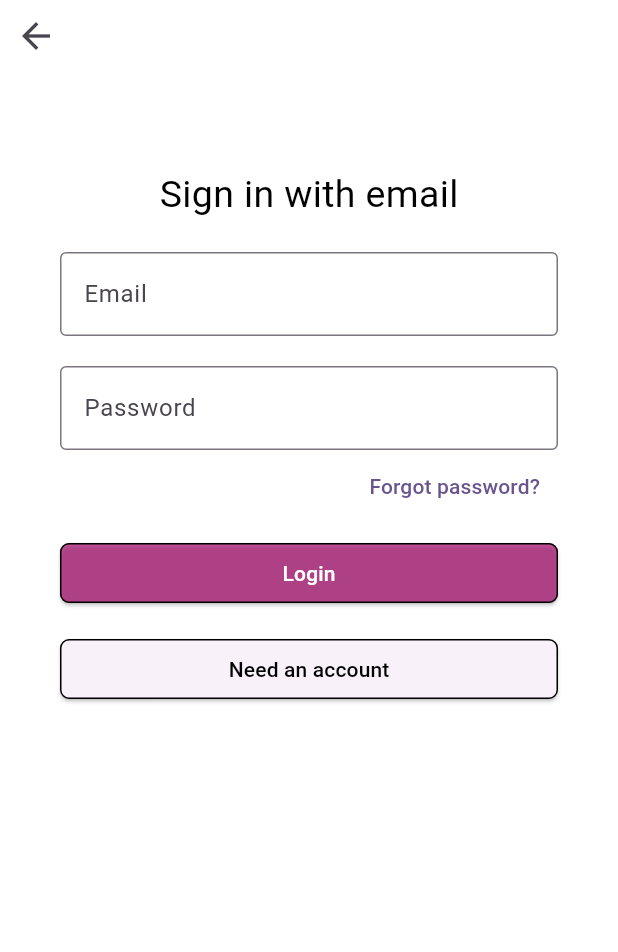
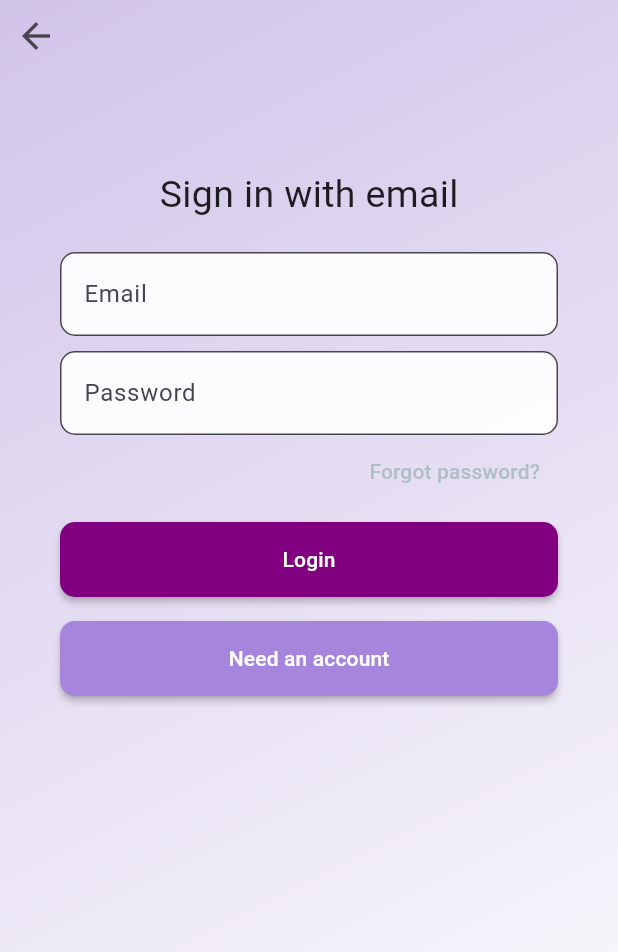
Before and after one commit to mijimoto/PC-Builer-FE, a Flutter app: the screen it shows after launch, on a phone screen of 412 x 824 dp. Shown: the top 952 px of the screen. Run offline on Flutter 3.47's test engine with Material 3 defaults, Android fonts, the light colour scheme and no system bars; our stand-ins replace shared_preferences.

Commit message:
Update UI log_in_page.dart

```diff
--- a/lib/log_in_page.dart
+++ b/lib/log_in_page.dart
@@ -2,8 +2,8 @@ import 'package:flutter/material.dart';
 import 'sign_up_screen.dart';
 import 'forgot_password_page.dart';
 import 'user_page.dart';
-import 'package:http/http.dart' as http; // For API calls
-import 'dart:convert'; // For JSON encoding
+import 'package:http/http.dart' as http;
+import 'dart:convert';
 import 'home_page.dart';
 import 'package:shared_preferences/shared_preferences.dart';
 
@@ -18,6 +18,7 @@ class _LogInScreenState extends State<LogInScreen> {
   final _emailController = TextEditingController();
   final _passwordController = TextEditingController();
   String? _errorMessage;
+  bool _isLoading = false;
 
   @override
   void dispose() {
@@ -43,7 +44,7 @@ class _LogInScreenState extends State<LogInScreen> {
 
     try {
       final response = await http.post(
-        Uri.parse('http://10.0.2.2:8080/api/v1/accounts/login'),
+        Uri.parse('http://localhost:8080/api/v1/accounts/login'),
         headers: {'Content-Type': 'application/json'},
         body: jsonEncode({'email': email, 'password': password}),
       );
@@ -93,21 +94,23 @@ class _LogInScreenState extends State<LogInScreen> {
 
   @override
   Widget build(BuildContext context) {
+    print('LogInScreen: build called, isLoading: $_isLoading, errorMessage: $_errorMessage');
     return Scaffold(
       body: Stack(
         children: [
-          // ✅ Background and Login Form
           Container(
             padding: const EdgeInsets.only(top: 100, left: 20, right: 20),
             width: double.infinity,
             decoration: const BoxDecoration(
               gradient: LinearGradient(
-                colors: [Colors.white, Colors.white],
-                begin: Alignment.topRight,
-                end: Alignment.bottomLeft,
+                colors: [Color(0xFFD1C4E9), Colors.white],
+                begin: Alignment.topLeft,
+                end: Alignment.bottomRight,
               ),
             ),
-            child: Column(
+            child: _isLoading
+                ? Center(child: CircularProgressIndicator())
+                : Column(
                     children: [
                       const Padding(
                         padding: EdgeInsets.only(top: 12.0),
@@ -116,7 +119,7 @@ class _LogInScreenState extends State<LogInScreen> {
                           style: TextStyle(
                             fontSize: 25,
                             fontWeight: FontWeight.normal,
-                      color: Colors.black,
+                            color: Colors.black87,
                           ),
                         ),
                       ),
@@ -129,19 +132,25 @@ class _LogInScreenState extends State<LogInScreen> {
                               children: [
                                 TextField(
                                   controller: _emailController,
-                            decoration: const InputDecoration(
+                                  decoration: InputDecoration(
                                     labelText: 'Email',
-                              border: OutlineInputBorder(),
-                              errorText: null,
+                                    border: OutlineInputBorder(
+                                      borderRadius: BorderRadius.circular(10),
+                                    ),
+                                    filled: true,
+                                    fillColor: Colors.white.withOpacity(0.9),
                                   ),
                                 ),
-                          const SizedBox(height: 20),
+                                const SizedBox(height: 10),
                                 TextField(
                                   controller: _passwordController,
-                            decoration: const InputDecoration(
+                                  decoration: InputDecoration(
                                     labelText: 'Password',
-                              border: OutlineInputBorder(),
-                              errorText: null,
+                                    border: OutlineInputBorder(
+                                      borderRadius: BorderRadius.circular(10),
+                                    ),
+                                    filled: true,
+                                    fillColor: Colors.white.withOpacity(0.9),
                                   ),
                                   obscureText: true,
                                 ),
@@ -160,6 +169,7 @@ class _LogInScreenState extends State<LogInScreen> {
                                   alignment: Alignment.centerRight,
                                   child: TextButton(
                                     onPressed: () {
+                                      print('LogInScreen: Navigating to ForgotPasswordScreen');
                                       Navigator.push(
                                         context,
                                         MaterialPageRoute(
@@ -167,30 +177,32 @@ class _LogInScreenState extends State<LogInScreen> {
                                         ),
                                       );
                                     },
-                              child: const Text('Forgot password?'),
+                                    child: const Text(
+                                      'Forgot password?',
+                                      style: TextStyle(color: Color(0xFFB0BEC5)),
+                                    ),
                                   ),
                                 ),
                                 const SizedBox(height: 10),
                                 ElevatedButton(
                                   style: ElevatedButton.styleFrom(
-                              backgroundColor: const Color.fromARGB(
-                                185,
-                                170,
-                                20,
-                                113,
+                                    backgroundColor: Color(0xFF800080),
+                                    foregroundColor: Colors.white,
+                                    minimumSize: Size(double.infinity, 50),
+                                    shape: RoundedRectangleBorder(
+                                      borderRadius: BorderRadius.circular(10),
                                     ),
-                              foregroundColor: Colors.white,
-                              side: const BorderSide(color: Colors.black),
-                              shape: RoundedRectangleBorder(
-                                borderRadius: BorderRadius.circular(6),
+                                    elevation: 2,
                                   ),
-                            ),
-                            onPressed: _handleLogin,
+                                  onPressed: _isLoading ? null : _handleLogin,
                                   child: const Text('Login'),
                                 ),
                                 const SizedBox(height: 16),
                                 ElevatedButton(
-                            onPressed: () {
+                                  onPressed: _isLoading
+                                      ? null
+                                      : () {
+                                          print('LogInScreen: Navigating to SignUpScreen');
                                           Navigator.pushReplacement(
                                             context,
                                             MaterialPageRoute(
@@ -199,11 +211,13 @@ class _LogInScreenState extends State<LogInScreen> {
                                           );
                                         },
                                   style: ElevatedButton.styleFrom(
-                              foregroundColor: Colors.black,
-                              side: const BorderSide(color: Colors.black),
+                                    backgroundColor: Color.fromARGB(255, 166, 134, 221),
+                                    foregroundColor: Colors.white,
+                                    minimumSize: Size(double.infinity, 50),
                                     shape: RoundedRectangleBorder(
-                                borderRadius: BorderRadius.circular(6),
+                                      borderRadius: BorderRadius.circular(10),
                                     ),
+                                    elevation: 2,
                                   ),
                                   child: const Text('Need an account'),
                                 ),
@@ -215,13 +229,13 @@ class _LogInScreenState extends State<LogInScreen> {
                     ],
                   ),
           ),
-          // Back Arrow Button
           Positioned(
             top: 0,
             left: 0,
             child: IconButton(
               icon: const Icon(Icons.arrow_back, size: 28),
               onPressed: () {
+                print('LogInScreen: Navigating to HomePageScreen');
                 Navigator.pushReplacement(
                   context,
                   MaterialPageRoute(
```
Lines whose indentation alone changed are shown as unchanged.
